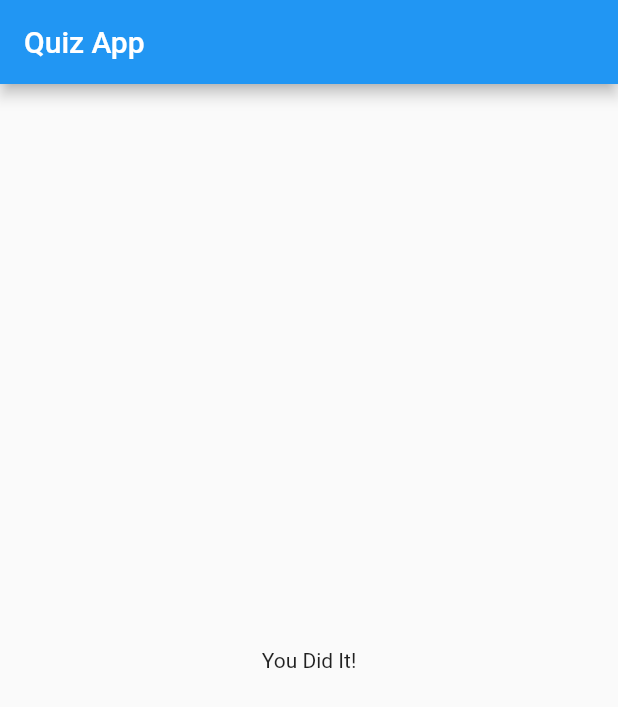
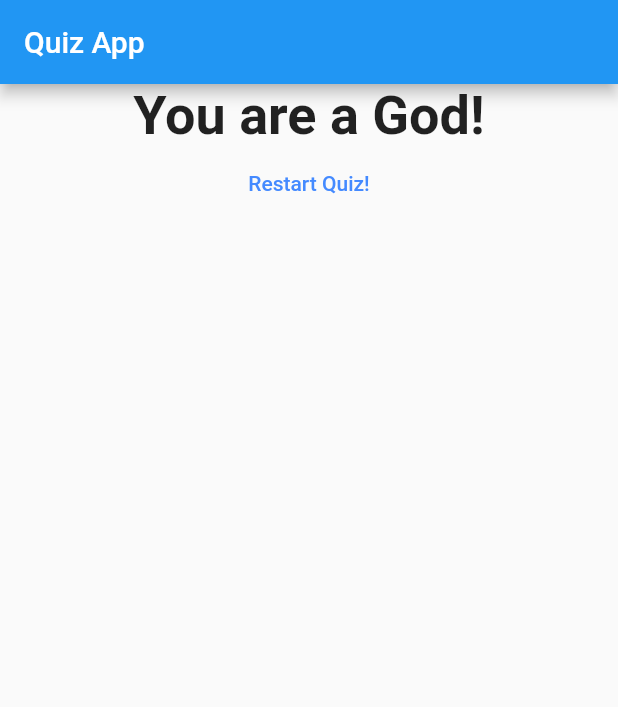
Before and after one commit to ShivamP96/Flutter-quiz-app, a Flutter app: the screen it shows after launch, after a tap on "Black", after a tap on "Snake", after a tap on "Donuts", on a phone screen of 412 x 824 dp. Shown: the top 707 px of the screen. Run offline on Flutter 3.47's test engine with Material 2 defaults, Android fonts, the phone set to English and light mode, and no system bars; missing offline and left inert: dart:ffi.

Commit message:
add reset button and different responses

```diff
--- a/lib/main.dart
+++ b/lib/main.dart
@@ -63,6 +63,14 @@ class _MyAppState extends State<MyApp> {
   // otherwise they will be reset everytime build happens
   var _questionIndex = 0;
   var _totalScore = 0;
+
+  void _resetQuiz() {
+    setState(() {
+      _questionIndex = 0;
+      _totalScore = 0;
+    });
+  }
+
 // this function in a class is called a method
   void _answerQuestion(int score) {
     _totalScore = _totalScore + score;
@@ -90,7 +98,7 @@ class _MyAppState extends State<MyApp> {
                 questions: _questions,
                 questionIndex: _questionIndex,
               )
-            : Result(),
+            : Result(_totalScore, _resetQuiz),
       ),
     );
   }
--- a/lib/result.dart
+++ b/lib/result.dart
@@ -1,10 +1,43 @@
 import 'package:flutter/material.dart';
 
 class Result extends StatelessWidget {
+  final int resultScore;
+  final VoidCallback resetHandler;
+
+  Result(this.resultScore, this.resetHandler);
+
+// getter is a method that can't receive  a property
+  String get resultPhrase {
+    var resultText = "you did it!";
+    if (resultScore <= 8) {
+      resultText = 'You are awesome and innocent!';
+    } else if (resultScore <= 12) {
+      resultText = 'Pretty likeable!';
+    } else if (resultScore <= 20) {
+      resultText = 'You are wild!!!';
+    } else {
+      resultText = 'You are a God!';
+    }
+    return resultText;
+  }
+
   @override
   Widget build(BuildContext context) {
     return Center(
-      child: Text('You Did It!'),
+      child: Column(
+        children: <Widget>[
+          Text(
+            resultPhrase,
+            style: TextStyle(fontSize: 36, fontWeight: FontWeight.bold),
+          ),
+          TextButton(
+            style: ButtonStyle(
+                foregroundColor: MaterialStateProperty.all(Colors.blueAccent)),
+            child: Text('Restart Quiz!'),
+            onPressed: resetHandler,
+          ),
+        ],
+      ),
     );
   }
 }
```
